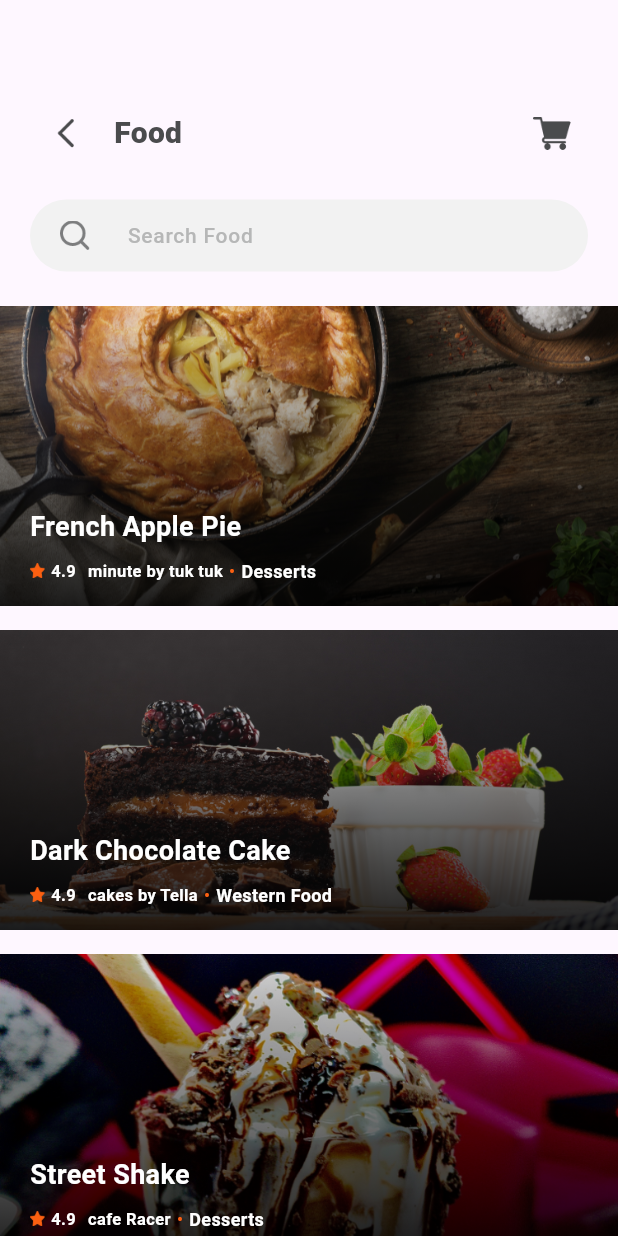
After one commit to asm2212/jegoli, a Flutter app: the MenuScreen screen opened directly, after a tap on "Food", on a phone screen of 412 x 824 dp. The commit adds this screen. Run offline on Flutter 3.47's test engine with Material 3 defaults, Android fonts, the phone set to English and light mode, and no system bars; missing offline and left inert: otp_pin_field; Roboto replaces fonts that are missing (Metropolis).

Commit message:
Added MenuItemsScreen with search and menu item list

```diff
--- /dev/null
+++ b/lib/co_widget/menu_item_row.dart
@@ -0,0 +1,120 @@
+import 'package:flutter/material.dart';
+import 'package:jegoli/common/color_extension.dart';
+
+class MenuItemRow extends StatelessWidget {
+  final Map mObj;
+  final VoidCallback onTap;
+
+  const MenuItemRow({
+    super.key,
+    required this.mObj,
+    required this.onTap,
+  });
+
+  @override
+  Widget build(BuildContext context) {
+    return Container(
+      margin: const EdgeInsets.symmetric(vertical: 8),
+      child: InkWell(
+        onTap: onTap,
+        child: Stack(
+          alignment: Alignment.bottomLeft,
+          children: [
+            // Background Image
+            Image.asset(
+              mObj["image"].toString(),
+              width: MediaQuery.of(context).size.width,
+              height: 200,
+              fit: BoxFit.cover,
+            ),
+            // Gradient Overlay for text readability
+            Container(
+              width: double.maxFinite,
+              height: 200,
+              decoration: const BoxDecoration(
+                gradient: LinearGradient(
+                  colors: [
+                    Colors.transparent,
+                    Colors.black87, // Improved gradient for more contrast
+                  ],
+                  begin: Alignment.topCenter,
+                  end: Alignment.bottomCenter,
+                ),
+              ),
+            ),
+            // Text and Rating Section
+            Padding(
+              padding: const EdgeInsets.symmetric(horizontal: 20, vertical: 15),
+              child: Column(
+                crossAxisAlignment: CrossAxisAlignment.start,
+                children: [
+                  // Food Name
+                  Text(
+                    mObj["name"]?.toString() ?? 'Unknown Item',
+                    style: TextStyle(
+                      color: ColorExtension.white,
+                      fontSize: 18,
+                      fontWeight: FontWeight.w700,
+                    ),
+                  ),
+                  const SizedBox(height: 8),
+                  // Rating and Type
+                  Row(
+                    children: [
+                      // Rating Icon and Value
+                      Image.asset(
+                        "assets/images/rate.png",
+                        width: 10,
+                        height: 10,
+                        fit: BoxFit.cover,
+                      ),
+                      const SizedBox(width: 4),
+                      Text(
+                        mObj["rate"]?.toString() ?? '0.0',
+                        style: TextStyle(
+                          color: ColorExtension.white,
+                          fontSize: 11,
+                          fontWeight: FontWeight.w700,
+                        ),
+                      ),
+                      const SizedBox(width: 8),
+                      // Food Type
+                      Text(
+                        mObj["type"]?.toString() ?? 'Unknown Type',
+                        textAlign: TextAlign.center,
+                        style: TextStyle(
+                          color: ColorExtension.white,
+                          fontSize: 11,
+                          fontWeight: FontWeight.w700,
+                        ),
+                      ),
+                      const SizedBox(width: 4),
+                      Text(
+                        "•", // Dot separator
+                        style: TextStyle(
+                          color: ColorExtension.primary,
+                          fontSize: 11,
+                          fontWeight: FontWeight.w700,
+                        ),
+                      ),
+                      const SizedBox(width: 4),
+                      // Food Category
+                      Text(
+                        mObj["food_type"]?.toString() ?? 'Unknown Food Type',
+                        style: TextStyle(
+                          color: ColorExtension.white,
+                          fontSize: 12,
+                          fontWeight: FontWeight.w700,
+                        ),
+                      ),
+                    ],
+                  ),
+                ],
+              ),
+            ),
+          ],
+        ),
+      ),
+    );
+  }
+}
--- /dev/null
+++ b/lib/screens/menu/menu_items_screen.dart
@@ -0,0 +1,147 @@
+import 'package:flutter/material.dart';
+import 'package:jegoli/co_widget/menu_item_row.dart';
+import 'package:jegoli/co_widget/round_textfield.dart';
+import 'package:jegoli/common/color_extension.dart';
+
+class MenuItemsScreen extends StatefulWidget {
+  final Map mObj;
+  const MenuItemsScreen({super.key, required this.mObj});
+
+  @override
+  State<MenuItemsScreen> createState() => _MenuItemsScreenState();
+}
+
+class _MenuItemsScreenState extends State<MenuItemsScreen> {
+  TextEditingController searchController = TextEditingController();
+
+  List menuItemsArr = [
+    {
+      "image": "assets/images/dess_1.png",
+      "name": "French Apple Pie",
+      "rate": "4.9",
+      "rating": "124",
+      "type": "minute by tuk tuk",
+      "food_type": "Desserts"
+    },
+    {
+      "image": "assets/images/dess_2.png",
+      "name": "Dark Chocolate Cake",
+      "rate": "4.9",
+      "rating": "124",
+      "type": "cakes by Tella",
+      "food_type": "Western Food"
+    },
+    {
+      "image": "assets/images/dess_3.png",
+      "name": "Street Shake",
+      "rate": "4.9",
+      "rating": "124",
+      "type": "cafe Racer",
+      "food_type": "Desserts"
+    },
+    {
+      "image": "assets/images/dess_4.png",
+      "name": "Bakes by Tella",
+      "rate": "4.9",
+      "rating": "124",
+      "type": "cafa",
+      "food_type": "Western Food"
+    },
+       {
+      "image": "assets/images/dess_1.png",
+      "name": "French Apple Pie",
+      "rate": "4.9",
+      "rating": "124",
+      "type": "minute by tuk tuk",
+      "food_type": "Desserts"
+    },
+    {
+      "image": "assets/images/dess_2.png",
+      "name": "Dark Chocolate Cake",
+      "rate": "4.9",
+      "rating": "124",
+      "type": "cakes by Tella",
+      "food_type": "Western Food"
+    },
+  ];
+
+  @override
+  Widget build(BuildContext context) {
+    return Scaffold(
+      body: SingleChildScrollView(
+        child: Padding(
+          padding: const EdgeInsets.symmetric(vertical: 20),
+          child: Column(
+            children: [
+              const SizedBox(height: 45),
+              Padding(
+                padding: const EdgeInsets.symmetric(horizontal: 20),
+                child: Row(
+
+                  children: [
+                    IconButton(
+                      onPressed: () {},
+                      icon: Image.asset(
+                        "assets/images/btn_back.png",
+                        width: 20,
+                        height: 20,
+                      ),
+                    ),
+                    const SizedBox(
+                      width: 8,
+                    ),
+                    Text(
+                      widget.mObj["name"].toString(),
+                      style: TextStyle(
+                        color: ColorExtension.primaryText,
+                        fontSize: 20,
+                        fontWeight: FontWeight.w800,
+                      ),
+                      overflow: TextOverflow.ellipsis,
+                    ),
+                    const Spacer(),
+                    IconButton(
+                      onPressed: () {},
+                      icon: Image.asset(
+                        "assets/images/shopping_cart.png",
+                        width: 25,
+                        height: 25,
+                      ),
+                    ),
+                  ],
+                ),
+              ),
+              const SizedBox(height: 20),
+              Padding(
+                padding: const EdgeInsets.symmetric(horizontal: 20),
+                child: RoundTextfield(
+                  hintText: "Search Food",
+                  controller: searchController,
+                  left: Container(
+                    alignment: Alignment.center,
+                    width: 30,
+                    child: Image.asset(
+                      "assets/images/search.png",
+                      width: 20,
+                      height: 20,
+                    ),
+                  ),
+                ),
+              ),
+              const SizedBox(height: 15),
+              ListView.builder(
+                physics: const NeverScrollableScrollPhysics(),
+                shrinkWrap: true,
+                itemCount: menuItemsArr.length,
+                itemBuilder: (context, index) {
+                  var mObj = menuItemsArr[index] as Map? ?? {};
+                  return MenuItemRow(mObj: mObj, onTap: () {});
+                },
+              ),
+            ],
+          ),
+        ),
+      ),
+    );
+  }
+}
--- a/lib/screens/menu/menu_screen.dart
+++ b/lib/screens/menu/menu_screen.dart
@@ -1,6 +1,7 @@
 import 'package:flutter/material.dart';
 import 'package:jegoli/co_widget/round_textfield.dart';
 import 'package:jegoli/common/color_extension.dart';
+import 'package:jegoli/screens/menu/menu_items_screen.dart';
 
 class MenuScreen extends StatefulWidget {
   const MenuScreen({super.key});
@@ -42,8 +43,8 @@ class _MenuScreenState extends State<MenuScreen> {
         alignment: Alignment.centerLeft,
         children: [
           Container(
-            margin: const EdgeInsets.only(top:180),
-            width: media.width *0.27,
+            margin: const EdgeInsets.only(top: 180),
+            width: media.width * 0.27,
             height: media.height * 0.6,
             decoration: BoxDecoration(
               color: ColorExtension.primary,
@@ -102,14 +103,24 @@ class _MenuScreenState extends State<MenuScreen> {
                   ),
                   const SizedBox(height: 30),
                   ListView.builder(
-                      padding:
-                          const EdgeInsets.symmetric(vertical: 30, horizontal: 20),
+                      padding: const EdgeInsets.symmetric(
+                          vertical: 30, horizontal: 20),
                       physics: const NeverScrollableScrollPhysics(),
                       shrinkWrap: true,
                       itemCount: menuArr.length,
                       itemBuilder: ((context, index) {
                         var mObj = menuArr[index] as Map? ?? {};
-                        return Stack(
+                        return GestureDetector(
+                          onTap: () {
+                            Navigator.push(
+                              context,
+                              MaterialPageRoute(
+                                builder: (context) =>
+                                    MenuItemsScreen(mObj: mObj),
+                              ),
+                            );
+                          },
+                          child: Stack(
                             alignment: Alignment.centerRight,
                             children: [
                               Container(
@@ -123,9 +134,8 @@ class _MenuScreenState extends State<MenuScreen> {
                                         topLeft: Radius.circular(25),
                                         bottomLeft: Radius.circular(25),
                                         topRight: Radius.circular(10),
-                                  bottomRight: Radius.circular(10)
-                                  ),
-                                  boxShadow:  [
+                                        bottomRight: Radius.circular(10)),
+                                    boxShadow: [
                                       BoxShadow(
                                           color: Colors.black12,
                                           spreadRadius: 2,
@@ -147,7 +157,8 @@ class _MenuScreenState extends State<MenuScreen> {
                                   ),
                                   Expanded(
                                     child: Column(
-                                  crossAxisAlignment: CrossAxisAlignment.start,
+                                      crossAxisAlignment:
+                                          CrossAxisAlignment.start,
                                       children: [
                                         Text(
                                           mObj["name"].toString(),
@@ -170,21 +181,19 @@ class _MenuScreenState extends State<MenuScreen> {
                                       ],
                                     ),
                                   ),
-
                                   Container(
                                     width: 35,
                                     height: 35,
                                     decoration: BoxDecoration(
                                         color: Colors.white,
-                                    borderRadius: BorderRadius.circular(17.5),
-                                    boxShadow: const[
+                                        borderRadius:
+                                            BorderRadius.circular(17.5),
+                                        boxShadow: const [
                                           BoxShadow(
                                               color: Colors.black12,
                                               blurRadius: 4,
-                                        offset: Offset(0, 1)
-                                      )
-                                    ]
-                                  ),
+                                              offset: Offset(0, 1))
+                                        ]),
                                     alignment: Alignment.center,
                                     child: Image.asset(
                                       "assets/images/btn_next.png",
@@ -195,6 +204,7 @@ class _MenuScreenState extends State<MenuScreen> {
                                 ],
                               )
                             ],
+                          ),
                         );
                       }))
                 ],
```
Also changed, not shown: assets/images/btn_back.png (added), assets/images/dess_1.png (added), assets/images/dess_2.png (added), assets/images/dess_3.png (added), assets/images/dess_4.png (added). Lines whose indentation alone changed are shown as unchanged.
